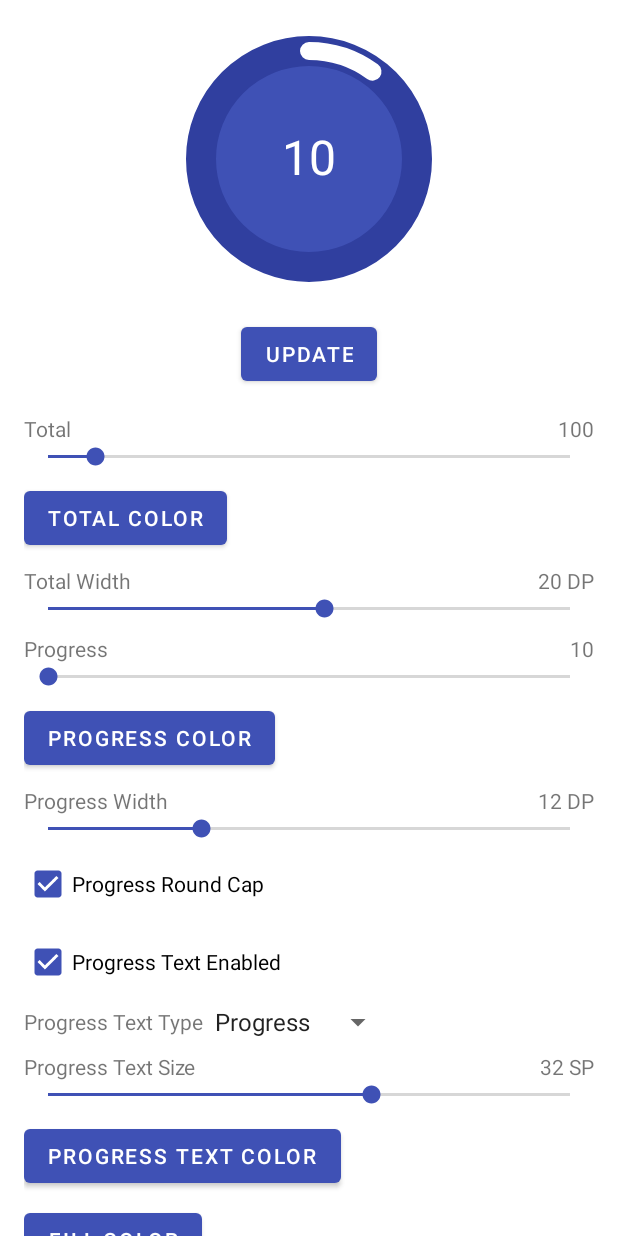
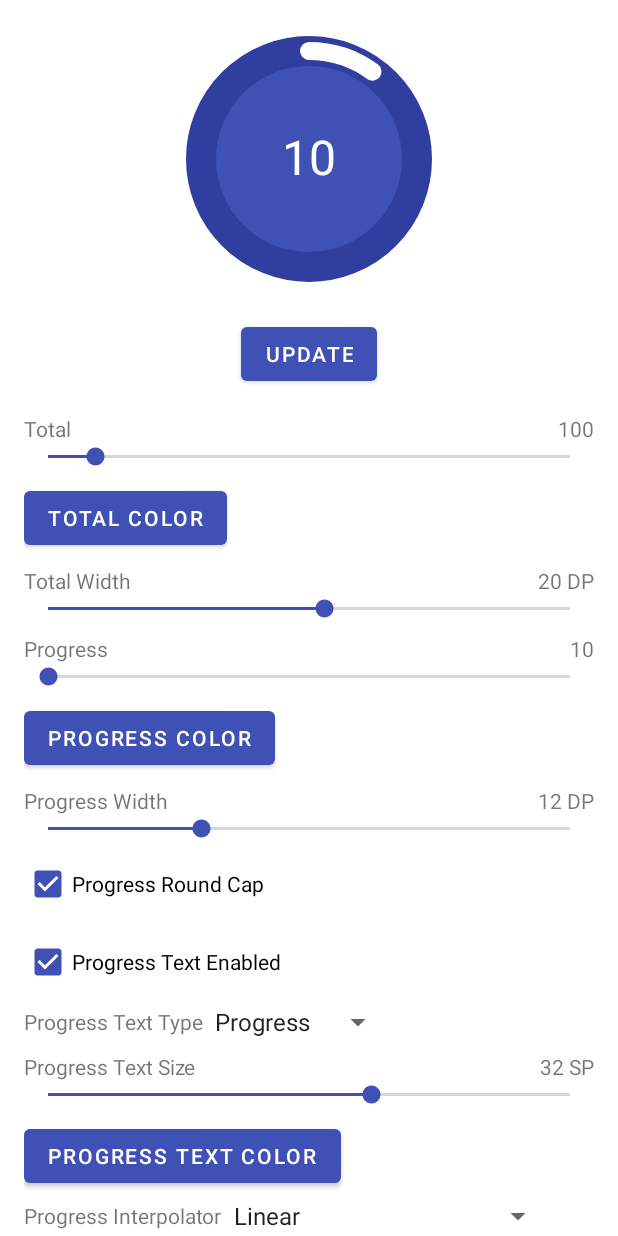
Before and after one commit to VaibhavLakhera/Circular-Progress-View, an Android app: the screen it shows after launch (MainActivity), on a phone screen of 412 x 824 dp. Run offline under Robolectric (Android 15) with nearby library versions, the phone set to English and light mode, and no system bars.

Commit message:
Added option to set progress animation interpolator
Moved circle bounds to a variable instead of creating a new one inside onDraw()

Updated support library to 28.0.0

```diff
--- a/app/src/main/java/com/vaibhavlakhera/circularprogressviewexample/MainActivity.kt
+++ b/app/src/main/java/com/vaibhavlakhera/circularprogressviewexample/MainActivity.kt
@@ -11,6 +11,13 @@ import java.util.*
 
 class MainActivity : AppCompatActivity() {
     private val colors by lazy { resources.getIntArray(R.array.colors) }
+    private val progressInterpolator by lazy {
+        arrayOf(
+                android.R.interpolator.linear,
+                android.R.interpolator.bounce,
+                android.R.interpolator.accelerate_decelerate,
+                android.R.interpolator.anticipate_overshoot)
+    }
 
     override fun onCreate(savedInstanceState: Bundle?) {
         super.onCreate(savedInstanceState)
@@ -113,6 +120,24 @@ class MainActivity : AppCompatActivity() {
             progressView.setProgressTextColor(colors[Random().nextInt(colors.size)])
         }
 
+        ArrayAdapter.createFromResource(
+                this,
+                R.array.progress_interpolator_text,
+                android.R.layout.simple_spinner_item
+        ).also { adapter ->
+            adapter.setDropDownViewResource(android.R.layout.simple_spinner_dropdown_item)
+            spinnerProgressInterpolator.adapter = adapter
+        }
+        spinnerProgressInterpolator.onItemSelectedListener = object :
+                AdapterView.OnItemSelectedListener {
+            override fun onNothingSelected(parent: AdapterView<*>?) {
+            }
+
+            override fun onItemSelected(parent: AdapterView<*>?, view: View?, position: Int, id: Long) {
+                progressView.setProgressInterpolator(progressInterpolator[position])
+            }
+        }
+
         btnFillColor.setOnClickListener {
             progressView.setFillColor(colors[Random().nextInt(colors.size)])
         }
--- a/app/src/main/res/layout-land/activity_main.xml
+++ b/app/src/main/res/layout-land/activity_main.xml
@@ -18,6 +18,7 @@
         app:fillColor="@color/colorPrimary"
         app:progress="10"
         app:progressColor="#FFF"
+        app:progressInterpolator="@android:anim/accelerate_decelerate_interpolator"
         app:progressRoundCap="true"
         app:progressTextColor="#FFF"
         app:progressTextEnabled="true"
@@ -240,11 +241,28 @@
                 android:layout_marginTop="8dp"
                 android:text="Progress Text Color" />
 
+            <TextView
+                android:id="@+id/tvLabelProgressInterpolator"
+                android:layout_width="wrap_content"
+                android:layout_height="wrap_content"
+                android:layout_below="@id/btnProgressTextColor"
+                android:layout_marginTop="6dp"
+                android:text="Progress Interpolator" />
+
+            <Spinner
+                android:id="@+id/spinnerProgressInterpolator"
+                android:layout_width="wrap_content"
+                android:layout_height="wrap_content"
+                android:layout_below="@id/btnProgressTextColor"
+                android:layout_marginTop="4dp"
+                android:layout_toEndOf="@id/tvLabelProgressInterpolator"
+                android:layout_toRightOf="@id/tvLabelProgressInterpolator" />
+
             <android.support.design.button.MaterialButton
                 android:id="@+id/btnFillColor"
                 android:layout_width="wrap_content"
                 android:layout_height="wrap_content"
-                android:layout_below="@id/btnProgressTextColor"
+                android:layout_below="@id/spinnerProgressInterpolator"
                 android:layout_marginTop="8dp"
                 android:text="Fill Color" />
 
--- a/app/src/main/res/layout/activity_main.xml
+++ b/app/src/main/res/layout/activity_main.xml
@@ -17,6 +17,7 @@
         app:fillColor="@color/colorPrimary"
         app:progress="10"
         app:progressColor="#FFF"
+        app:progressInterpolator="@android:anim/accelerate_decelerate_interpolator"
         app:progressRoundCap="true"
         app:progressTextColor="#FFF"
         app:progressTextEnabled="true"
@@ -237,11 +238,28 @@
                 android:layout_marginTop="8dp"
                 android:text="Progress Text Color" />
 
+            <TextView
+                android:id="@+id/tvLabelProgressInterpolator"
+                android:layout_width="wrap_content"
+                android:layout_height="wrap_content"
+                android:layout_below="@id/btnProgressTextColor"
+                android:layout_marginTop="6dp"
+                android:text="Progress Interpolator" />
+
+            <Spinner
+                android:id="@+id/spinnerProgressInterpolator"
+                android:layout_width="wrap_content"
+                android:layout_height="wrap_content"
+                android:layout_below="@id/btnProgressTextColor"
+                android:layout_marginTop="4dp"
+                android:layout_toEndOf="@id/tvLabelProgressInterpolator"
+                android:layout_toRightOf="@id/tvLabelProgressInterpolator" />
+
             <android.support.design.button.MaterialButton
                 android:id="@+id/btnFillColor"
                 android:layout_width="wrap_content"
                 android:layout_height="wrap_content"
-                android:layout_below="@id/btnProgressTextColor"
+                android:layout_below="@id/spinnerProgressInterpolator"
                 android:layout_marginTop="8dp"
                 android:text="Fill Color" />
 
--- a/app/src/main/res/values/strings.xml
+++ b/app/src/main/res/values/strings.xml
@@ -4,6 +4,13 @@
     <array name="progress_text_types">
         <item>Progress</item>
         <item>Percent</item>
+    </array>
+
+    <array name="progress_interpolator_text">
+        <item>Linear</item>
+        <item>Bounce</item>
+        <item>Accelerate decelerate</item>
+        <item>Anticipate overshoot</item>
     </array>
 
     <integer-array name="animate_durations_int">
--- a/build.gradle
+++ b/build.gradle
@@ -5,7 +5,7 @@ buildscript {
         targetSdkVersion = 28
 
         kotlinVersion = '1.2.70'
-        supportVersion = '28.0.0-rc02'
+        supportVersion = '28.0.0'
     }
 
     repositories {
--- a/circularprogressview/build.gradle
+++ b/circularprogressview/build.gradle
@@ -8,7 +8,7 @@ android {
         minSdkVersion 14
         targetSdkVersion 28
         versionCode 1
-        versionName "0.1.0"
+        versionName "0.1.1"
     }
 
     buildTypes {
--- a/circularprogressview/src/main/java/com/vaibhavlakhera/circularprogressview/CircularProgressView.kt
+++ b/circularprogressview/src/main/java/com/vaibhavlakhera/circularprogressview/CircularProgressView.kt
@@ -8,11 +8,16 @@ import android.graphics.RectF
 import android.os.Bundle
 import android.os.Parcelable
 import android.support.annotation.ColorRes
+import android.support.annotation.InterpolatorRes
 import android.support.v4.content.ContextCompat
 import android.text.TextPaint
 import android.util.AttributeSet
 import android.util.TypedValue
 import android.view.View
+import android.view.animation.AnimationUtils
+import android.view.animation.Interpolator
+import android.view.animation.LinearInterpolator
+import java.text.NumberFormat
 
 class CircularProgressView : View {
     companion object {
@@ -20,17 +25,22 @@ class CircularProgressView : View {
         const val PROGRESS_TEXT_TYPE_PERCENT = 1
 
         private const val KEY_STATE = "KEY_STATE"
+
         private const val KEY_TOTAL = "KEY_TOTAL"
         private const val KEY_TOTAL_COLOR = "KEY_TOTAL_COLOR"
         private const val KEY_TOTAL_WIDTH = "KEY_TOTAL_WIDTH"
+
         private const val KEY_PROGRESS = "KEY_PROGRESS"
         private const val KEY_PROGRESS_COLOR = "KEY_PROGRESS_COLOR"
         private const val KEY_PROGRESS_WIDTH = "KEY_PROGRESS_WIDTH"
         private const val KEY_PROGRESS_ROUND_CAP = "KEY_PROGRESS_ROUND_CAP"
+        private const val KEY_PROGRESS_INTERPOLATOR_RES_ID = "KEY_PROGRESS_INTERPOLATOR_RES_ID"
+
         private const val KEY_PROGRESS_TEXT_ENABLED = "KEY_PROGRESS_TEXT_ENABLED"
         private const val KEY_PROGRESS_TEXT_TYPE = "KEY_PROGRESS_TEXT_TYPE"
         private const val KEY_PROGRESS_TEXT_SIZE = "KEY_PROGRESS_TEXT_SIZE"
         private const val KEY_PROGRESS_TEXT_COLOR = "KEY_PROGRESS_TEXT_COLOR"
+
         private const val KEY_FILL_COLOR = "KEY_FILL_COLOR"
         private const val KEY_START_ANGLE = "KEY_START_ANGLE"
         private const val KEY_ANIMATE = "KEY_ANIMATE"
@@ -41,6 +51,12 @@ class CircularProgressView : View {
     private val paintProgress = Paint(Paint.ANTI_ALIAS_FLAG)
     private val paintProgressText = TextPaint(Paint.ANTI_ALIAS_FLAG)
     private val paintFill = Paint(Paint.ANTI_ALIAS_FLAG)
+
+    private val percentFormat by lazy { NumberFormat.getPercentInstance() }
+
+    private val circleBounds = RectF()
+    private var centerX: Float = 0f
+    private var centerY: Float = 0f
 
     private var total: Int = 100
     private var totalColor: Int = 0
@@ -55,6 +71,8 @@ class CircularProgressView : View {
     private var progressTextType: Int = PROGRESS_TEXT_TYPE_PROGRESS
     private var progressTextSize: Float = 0f
     private var progressTextColor: Int = 0
+    private var progressInterpolatorResId = android.R.anim.linear_interpolator
+    private var progressInterpolator: Interpolator = LinearInterpolator()
 
     private var fillColor: Int = 0
 
@@ -85,6 +103,11 @@ class CircularProgressView : View {
             progressTextType = typedArray.getInt(R.styleable.CircularProgressView_progressTextType, PROGRESS_TEXT_TYPE_PROGRESS)
             progressTextSize = typedArray.getDimensionPixelSize(R.styleable.CircularProgressView_progressTextSize, 0).toFloat()
             progressTextColor = typedArray.getColor(R.styleable.CircularProgressView_progressTextColor, 0)
+
+            // Set default to linear interpolator
+            val interpolatorResId = typedArray.getResourceId(R.styleable.CircularProgressView_progressInterpolator, android.R.anim.linear_interpolator)
+            progressInterpolatorResId = interpolatorResId
+            progressInterpolator = AnimationUtils.loadInterpolator(context, interpolatorResId)
 
             fillColor = typedArray.getColor(R.styleable.CircularProgressView_fillColor, 0)
 
@@ -119,52 +142,61 @@ class CircularProgressView : View {
         paintFill.color = fillColor
     }
 
+    override fun onSizeChanged(width: Int, height: Int, oldw: Int, oldh: Int) {
+        updateBounds()
+        centerX = (width / 2).toFloat()
+        centerY = (height / 2).toFloat()
+    }
+
+    private fun updateBounds() {
+        /*
+        * Padding will always be the max value out of progress width and total width
+        * so that drawing will begin at the edge of the view.
+        * */
+        val padding = Math.max(progressWidth, totalWidth) / 2
+        circleBounds.apply {
+            left = padding
+            top = padding
+            right = width - padding
+            bottom = height - padding
+        }
+    }
+
     override fun onDraw(canvas: Canvas) {
         super.onDraw(canvas)
 
+        // Draw fill color circle if color exists
         if (fillColor != 0) {
-            val centerX = (width / 2).toFloat()
-            val centerY = (height / 2).toFloat()
+            // Calculate padding for fill color to make sure it is always within the total progress circle
             val padding = if (totalWidth >= progressWidth) {
                 totalWidth
             } else {
                 (progressWidth / 2) + (totalWidth / 2)
             }
-            val radius = (width / 2) - padding + 1  // Adding 1 to fill the tiny gap that is left
+            val radius = centerX - padding + 1  // Adding 1 to fill the tiny gap that is left
             canvas.drawCircle(centerX, centerY, radius, paintFill)
         }
 
-        // Draw the text if it is enabled
+        // Draw the progress text if it is enabled
         if (progressTextEnabled) {
             val progressText: String = when (progressTextType) {
                 PROGRESS_TEXT_TYPE_PROGRESS -> progress.toString()
-                PROGRESS_TEXT_TYPE_PERCENT -> String.format("%d%%", ((progress.toFloat() / total.toFloat()) * 100).toInt())
+                PROGRESS_TEXT_TYPE_PERCENT -> percentFormat.format(progress.toFloat() / total.toFloat())
                 else -> ""
             }
 
-            val xPosition = (width / 2).toFloat()
-            val yPosition = (height / 2).toFloat() - ((paintProgressText.descent() + paintProgressText.ascent()) / 2)
-            canvas.drawText(progressText, xPosition, yPosition, paintProgressText)
+            val yPosition = centerY - ((paintProgressText.descent() + paintProgressText.ascent()) / 2)
+            canvas.drawText(progressText, centerX, yPosition, paintProgressText)
         }
 
-        // Total progress is always a 360 degree circle
-        drawProgress(canvas, 360f, paintTotal)
+        // Draw total progress
+        canvas.drawOval(circleBounds, paintTotal)
 
         // Current progress is calculated in degrees from total and progress values
         if (total != 0 && progress != 0 && progress <= total) {
-            val progressAngle = if (total == progress) 360f else ((360f / total) * progress)
-            drawProgress(canvas, progressAngle, paintProgress)
+            val progressSweepAngle = if (total == progress) 360f else ((360f / total) * progress)
+            canvas.drawArc(circleBounds, startAngle, progressSweepAngle, false, paintProgress)
         }
-    }
-
-    private fun drawProgress(canvas: Canvas, sweepAngle: Float, paint: Paint) {
-        /*
-        * Padding will always be the max value out of progress and total width
-        * so that drawing will begin at the edge of the view.
-        * */
-        val padding = Math.max(progressWidth, totalWidth) / 2
-        val oval = RectF(padding, padding, width.toFloat() - padding, height.toFloat() - padding)
-        canvas.drawArc(oval, startAngle, sweepAngle, false, paint)
     }
 
     /**
@@ -208,6 +240,7 @@ class CircularProgressView : View {
     fun setTotalWidth(widthInDp: Float) {
         this.totalWidth = dpToPx(widthInDp)
         paintTotal.strokeWidth = this.totalWidth
+        updateBounds()
         invalidate()
     }
 
@@ -223,9 +256,11 @@ class CircularProgressView : View {
             progressAnimator?.cancel()
 
             val animator = ValueAnimator.ofInt(this.progress, validProgress)
+            animator.interpolator = progressInterpolator
             animator.duration = animateDuration
             animator.addUpdateListener {
-                this.progress = it.animatedValue as Int
+                // To make sure progress is valid in case of interpolator like "anticipate overshoot"
+                this.progress = getValidProgressValue(it.animatedValue as Int)
                 invalidate()
             }
             animator.start()
@@ -253,6 +288,7 @@ class CircularProgressView : View {
     fun setProgressWidth(widthInDp: Float) {
         this.progressWidth = dpToPx(widthInDp)
         paintProgress.strokeWidth = this.progressWidth
+        updateBounds()
         invalidate()
     }
 
@@ -299,6 +335,14 @@ class CircularProgressView : View {
         this.progressTextColor = ContextCompat.getColor(context, colorRes)
         paintProgressText.color = this.progressTextColor
         invalidate()
+    }
+
+    /**
+     * @param interpolatorResId Must be one from android.R.interpolator.*
+     * */
+    fun setProgressInterpolator(@InterpolatorRes interpolatorResId: Int) {
+        this.progressInterpolatorResId = interpolatorResId
+        progressInterpolator = AnimationUtils.loadInterpolator(context, interpolatorResId)
     }
 
     fun setFillColor(color: Int) {
@@ -364,6 +408,7 @@ class CircularProgressView : View {
         bundle.putInt(KEY_PROGRESS_COLOR, progressColor)
         bundle.putFloat(KEY_PROGRESS_WIDTH, progressWidth)
         bundle.putBoolean(KEY_PROGRESS_ROUND_CAP, progressRoundCap)
+        bundle.putInt(KEY_PROGRESS_INTERPOLATOR_RES_ID, progressInterpolatorResId)
 
         // Keys for progress text
         bundle.putBoolean(KEY_PROGRESS_TEXT_ENABLED, progressTextEnabled)
@@ -391,6 +436,7 @@ class CircularProgressView : View {
             progressColor = state.getInt(KEY_PROGRESS_COLOR)
             progressWidth = state.getFloat(KEY_PROGRESS_WIDTH)
             progressRoundCap = state.getBoolean(KEY_PROGRESS_ROUND_CAP)
+            progressInterpolatorResId = state.getInt(KEY_PROGRESS_INTERPOLATOR_RES_ID)
 
             progressTextEnabled = state.getBoolean(KEY_PROGRESS_TEXT_ENABLED)
             progressTextType = state.getInt(KEY_PROGRESS_TEXT_TYPE)
@@ -402,6 +448,7 @@ class CircularProgressView : View {
             animate = state.getBoolean(KEY_ANIMATE)
             animateDuration = state.getLong(KEY_ANIMATE_DURATION)
 
+            progressInterpolator = AnimationUtils.loadInterpolator(context, progressInterpolatorResId)
             setupPaint()
 
             // Restore the view's internal state
--- a/circularprogressview/src/main/res/values/attrs.xml
+++ b/circularprogressview/src/main/res/values/attrs.xml
@@ -17,6 +17,7 @@
         </attr>
         <attr name="progressTextSize" format="dimension" />
         <attr name="progressTextColor" format="color" />
+        <attr name="progressInterpolator" format="reference" />
 
         <attr name="fillColor" format="color" />
 
```
